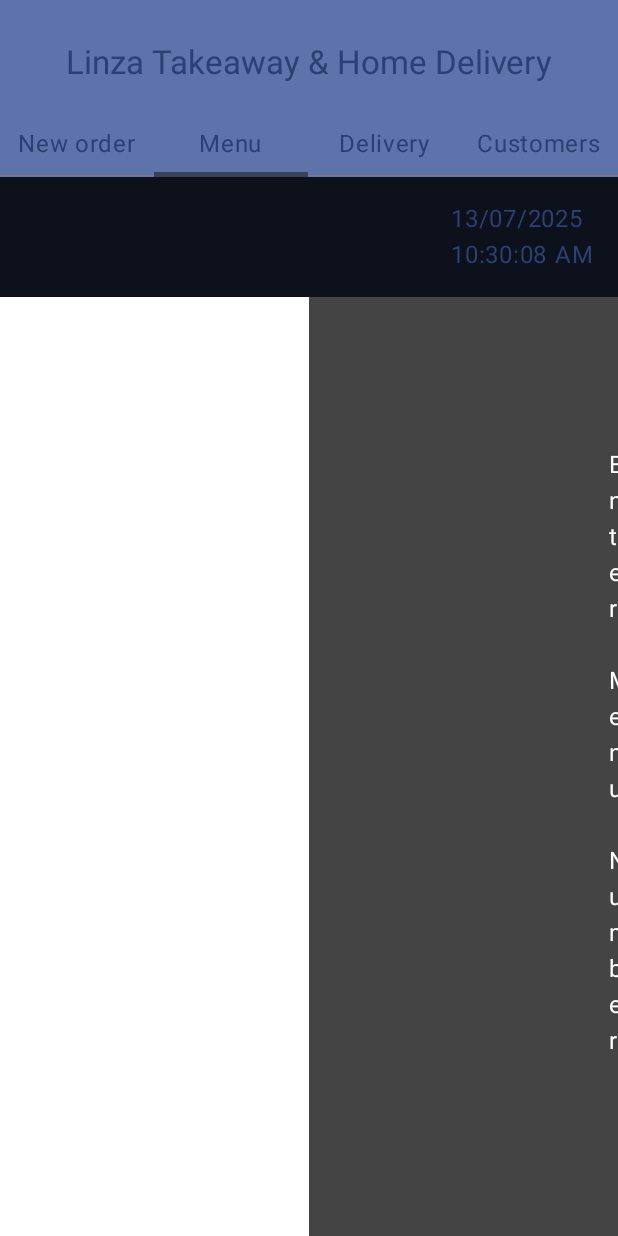
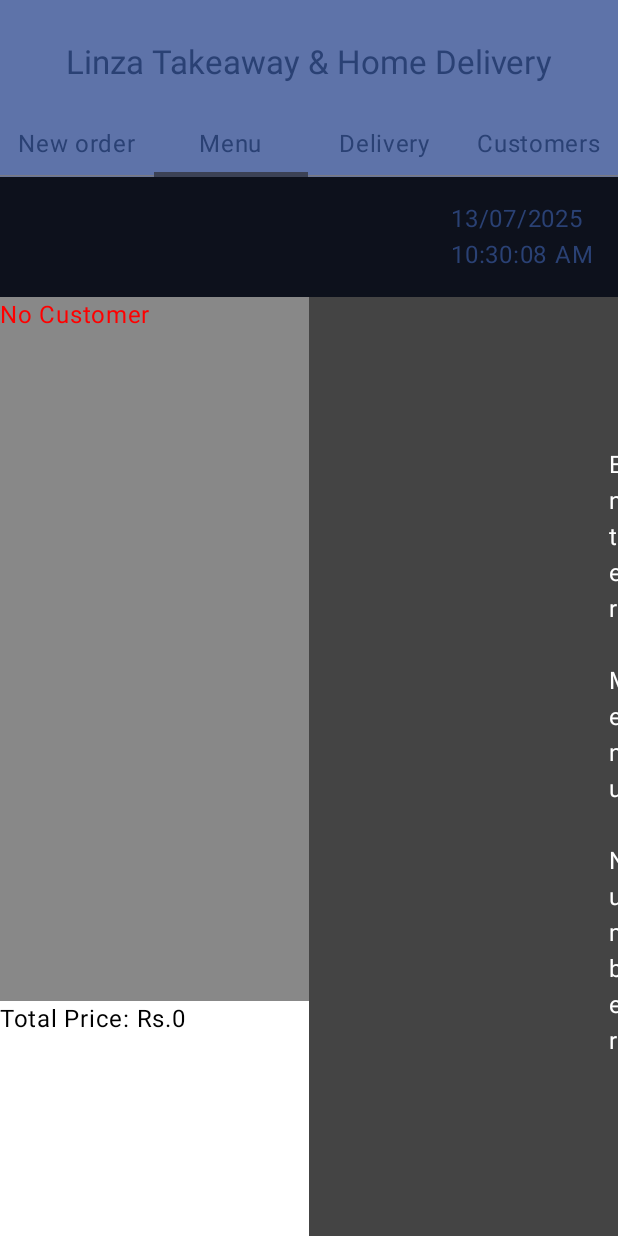
Before and after one commit to GivaX/Linza-Restaurant-App, an Android app built with Jetpack Compose: the screen it shows after launch (MainActivity), tab 2 chosen, on a phone screen of 412 x 824 dp. Run offline under Robolectric (Android 15) with nearby library versions, the phone set to English and light mode, and no system bars; our stand-ins replace Firebase (no records; nobody signed in at launch, a user with empty details on screens opened directly).

Commit message:
Updated Menu UI and added quantity and total price functionality

```diff
--- a/app/src/main/java/com/example/linza_apps/ui/components/Components.kt
+++ b/app/src/main/java/com/example/linza_apps/ui/components/Components.kt
@@ -236,6 +236,7 @@ data class OrderItem(
     val name: String,
     val size: String,
     val price: Int,
+    val qxp: Int, //Quantity * Price for calculations
     val quantity: Int = 1
 )
 
--- a/app/src/main/java/com/example/linza_apps/ui/screens/MenuScreen.kt
+++ b/app/src/main/java/com/example/linza_apps/ui/screens/MenuScreen.kt
@@ -14,6 +14,7 @@ import androidx.compose.foundation.layout.height
 import androidx.compose.foundation.layout.padding
 import androidx.compose.foundation.lazy.LazyColumn
 import androidx.compose.foundation.lazy.items
+import androidx.compose.foundation.lazy.itemsIndexed
 import androidx.compose.material3.Button
 import androidx.compose.material3.CenterAlignedTopAppBar
 import androidx.compose.material3.Divider
@@ -79,7 +80,7 @@ fun MenuScreen(navController: NavController, customerId: String, modifier: Modif
 @Composable
 fun MenuContent(customerId: String, modifier: Modifier = Modifier) {
     val viewModel: CustomerViewModel = viewModel()
-    val MenuVM: MenuViewModel = viewModel()
+    val menuVM: MenuViewModel = viewModel()
     val customer by viewModel.getCustomerId(customerId).collectAsState(initial = null)
     Box(modifier.fillMaxSize()) {
         Image(
@@ -92,14 +93,14 @@ fun MenuContent(customerId: String, modifier: Modifier = Modifier) {
         )
         Column {
             DateTimeDisplay()
+            val currentCustomer = customer
             if (customer != null)
                 customer?.let {
-                    Text(it.name)
-                    Menu(viewModel = MenuVM)
+                    Menu(viewModel = menuVM, customer = currentCustomer)
                 }
             else {
                 //Text("Testing")
-                Menu(viewModel = MenuVM)
+                Menu(viewModel = menuVM, customer = null)
             }
 
             /*customer?.let {
@@ -117,7 +118,7 @@ data class LookupRequest(
 )
 
 @Composable
-fun Menu(modifier: Modifier = Modifier, viewModel: MenuViewModel) {
+fun Menu(modifier: Modifier = Modifier, viewModel: MenuViewModel, customer: Customer?) {
     var input by remember { mutableStateOf("") }
     //var price by remember { mutableStateOf("") }
     //var itemName by remember { mutableStateOf("") }
@@ -164,6 +165,7 @@ fun Menu(modifier: Modifier = Modifier, viewModel: MenuViewModel) {
                     name = item.name,
                     size = request.size,
                     price = selectedPrice,
+                    qxp = selectedPrice
                 )
                 selectedItems.add(newItem)
             } else {
@@ -185,14 +187,69 @@ fun Menu(modifier: Modifier = Modifier, viewModel: MenuViewModel) {
                     .background(color = Color.White)
                     .fillMaxHeight()
             ) {
-                LazyColumn {
-                    items(selectedItems) { item ->
-                        Text(
-                            color = Color.Black,
-                            text = "${item.name} (${item.size}) x${item.quantity} - Rs.${item.price}"
-                        )
+                Column {
+                    Box(
+                        modifier = Modifier
+                            .weight(3f)
+                            .background(color = Color.Gray)
+                            .fillMaxWidth()
+                    ) {
+                        Column(
+                            modifier = Modifier.fillMaxSize()
+                        ) {
+                            val customerName = customer?.name
+                            if (customerName != null) {
+                                Text(color = Color.Blue, text = customerName)
+                            } else {
+                                Text(color = Color.Red, text = "No Customer")
+                            }
+                            LazyColumn {
+                                itemsIndexed(selectedItems) { index, item ->
+                                    val currentPrice = item.price
+                                    Row {
+                                        Text(
+                                            color = Color.Black,
+                                            text = "${item.name} (${item.size}) x${item.quantity} - Rs.${item.price * item.quantity}"
+                                        )
+                                        Row {
+                                            Button(onClick = {
+                                                if (item.quantity > 1) {
+                                                    selectedItems[index] =
+                                                        item.copy(
+                                                            quantity = item.quantity - 1,
+                                                            qxp = item.price * (item.quantity - 1)
+                                                        )
+                                                }
+                                            }) { Text("-") }
+
+                                            Text("${item.quantity}")
+
+                                            Button(onClick = {
+                                                selectedItems[index] =
+                                                    item.copy(
+                                                        quantity = item.quantity + 1,
+                                                        qxp = item.price * (item.quantity + 1)
+                                                    )
+                                            }) { Text("+") }
+                                        }
+                                    }
+                                }
+                            }
+                        }
+                    }
+                    Box(
+                        modifier = Modifier
+                            .weight(1f)
+                            .background(color = Color.White)
+                    ) {
+                        var totalPrice = 0
+                        selectedItems.forEach { item ->
+                            totalPrice += item.qxp
+                        }
+                        Text(color = Color.Black, text = "Total Price: Rs.${totalPrice}")
                     }
                 }
+
             }
             Box(
                 modifier = Modifier
```
